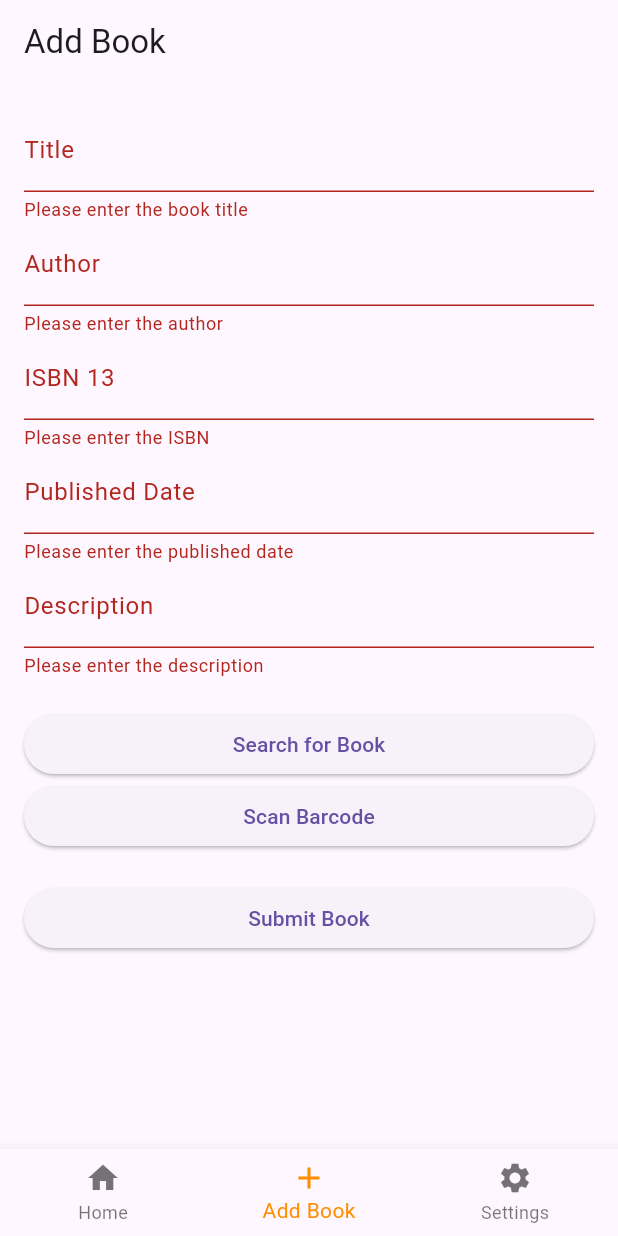
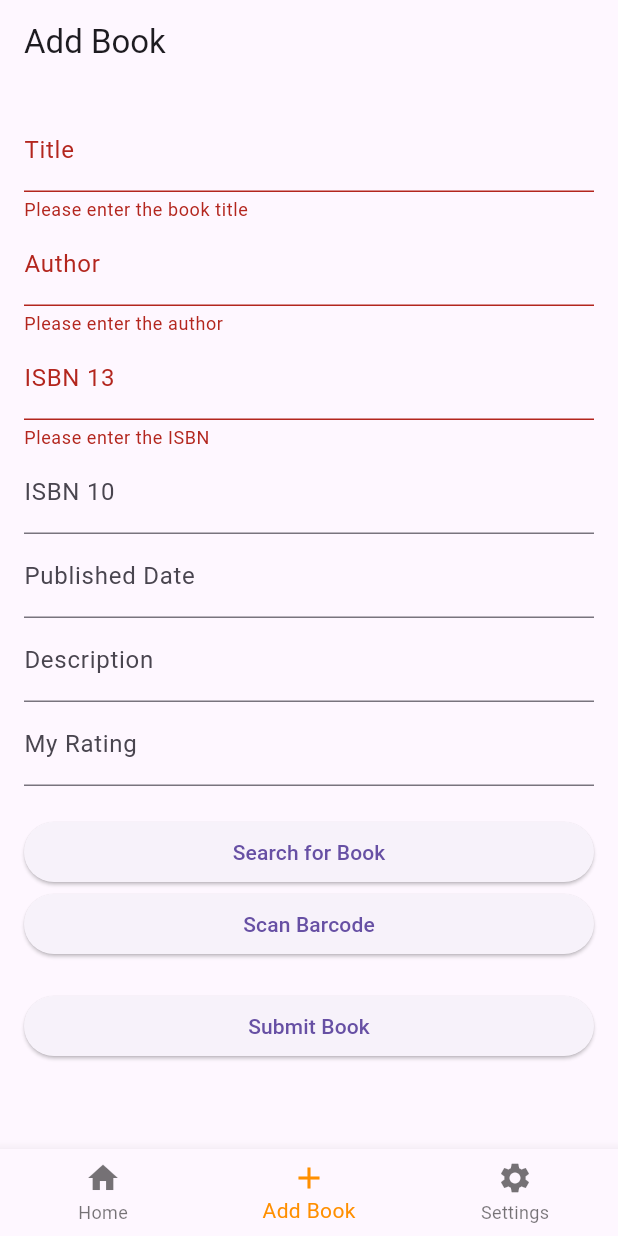
Before and after one commit to shnz99/flutter-library-app, a Flutter app: the screen it shows after launch, item 2 of the bottom bar chosen, after a tap on "Submit Book", on a phone screen of 412 x 824 dp. Run offline on Flutter 3.47's test engine with Material 3 defaults, Android fonts, the phone set to English and light mode, and no system bars; our stand-ins replace flutter_rating_bar, get_it, sqflite; missing offline and left inert: barcode_scan2; accounts and stored records are empty.

Commit message:
Add ISBN-10 and rating fields (#35)
Add support for ISBN 10, average rating, and non-required fields for
book details.

* **lib/models/book.dart**
  - Add `isbn10` and `myRating` fields to `Book` class.
- Update `Book.fromJson` and `Book.toJson` to handle `isbn10` and
`myRating`.

* **lib/screens/add_book_screen.dart**
  - Add `isbn10` and `myRating` fields to the form.
  - Update `_searchForBook` to handle `isbn10`.
  - Update `_addBook` to include `isbn10` and `myRating`.

* **lib/screens/book_details_screen.dart**
  - Display `averageRating` if available.

* **lib/services/book_service.dart**
  - Add `isbn10` and `myRating` fields to database schema.
- Update `addBook` and `updateBook` to include `isbn10` and `myRating`.
  - Update `searchBookByNameOrISBN` to handle `isbn10`.

```diff
--- a/lib/models/book.dart
+++ b/lib/models/book.dart
@@ -2,17 +2,23 @@ class Book {
   String title;
   String author;
   String isbn;
+  String? isbn10;
   String? imageUrl;
   int? publishedDate;
   String? description;
+  double? myRating;
+  double? averageRating;
 
   Book({
     required this.title,
     required this.author,
     required this.isbn,
+    this.isbn10,
     this.imageUrl,
     this.publishedDate,
     this.description,
+    this.myRating,
+    this.averageRating,
   });
 
   factory Book.fromJson(Map<String, dynamic> json) {
@@ -21,9 +27,13 @@ class Book {
       author: json['author'],
       isbn: (json['industryIdentifiers'] as List<dynamic>?)
           ?.firstWhere((id) => id['type'] == 'ISBN_13', orElse: () => null)?['identifier'] ?? '',
+      isbn10: (json['industryIdentifiers'] as List<dynamic>?)
+          ?.firstWhere((id) => id['type'] == 'ISBN_10', orElse: () => null)?['identifier'] ?? '',
       imageUrl: json['imageUrl'],
       publishedDate: json['publishedDate'],
       description: json['description'],
+      myRating: json['myRating']?.toDouble(),
+      averageRating: json['averageRating']?.toDouble(),
     );
   }
 
@@ -32,14 +42,17 @@ class Book {
       'title': title,
       'author': author,
       'isbn': isbn,
+      'isbn10': isbn10,
       'imageUrl': imageUrl,
       'publishedDate': publishedDate,
       'description': description,
+      'myRating': myRating,
+      'averageRating': averageRating,
     };
   }
 
   @override
   String toString() {
-    return 'Book{title: $title, author: $author, isbn: $isbn, imageUrl: $imageUrl, publishedDate: $publishedDate, description: $description}';
+    return 'Book{title: $title, author: $author, isbn: $isbn, isbn10: $isbn10, imageUrl: $imageUrl, publishedDate: $publishedDate, description: $description, myRating: $myRating, averageRating: $averageRating}';
   }
 }
--- a/lib/screens/add_book_screen.dart
+++ b/lib/screens/add_book_screen.dart
@@ -5,6 +5,7 @@ import 'package:barcode_scan2/barcode_scan2.dart';
 import 'package:http/http.dart' as http;
 import 'dart:convert';
 import 'package:get_it/get_it.dart';
+import 'package:flutter_rating_bar/flutter_rating_bar.dart';
 
 class AddBookScreen extends StatefulWidget {
   const AddBookScreen({super.key});
@@ -18,8 +19,10 @@ class _AddBookScreenState extends State<AddBookScreen> {
   final _titleController = TextEditingController();
   final _authorController = TextEditingController();
   final _isbnController = TextEditingController();
+  final _isbn10Controller = TextEditingController();
   final _publishedDateController = TextEditingController();
   final _descriptionController = TextEditingController();
+  final _myRatingController = TextEditingController();
   final BookService _bookService = GetIt.I<BookService>();
 
   @override
@@ -27,8 +30,10 @@ class _AddBookScreenState extends State<AddBookScreen> {
     _titleController.dispose();
     _authorController.dispose();
     _isbnController.dispose();
+    _isbn10Controller.dispose();
     _publishedDateController.dispose();
     _descriptionController.dispose();
+    _myRatingController.dispose();
     super.dispose();
   }
 
@@ -50,6 +55,7 @@ class _AddBookScreenState extends State<AddBookScreen> {
           _titleController.text = bookData['title'] ?? '';
           _authorController.text = bookData['authors']?.join(', ') ?? '';
           _isbnController.text = bookData['industryIdentifiers']?.firstWhere((id) => id['type'] == 'ISBN_13', orElse: () => null)?['identifier'] ?? '';
+          _isbn10Controller.text = bookData['industryIdentifiers']?.firstWhere((id) => id['type'] == 'ISBN_10', orElse: () => null)?['identifier'] ?? '';
           _publishedDateController.text = bookData['publishedDate']?.split('-')?.first ?? '';
           _descriptionController.text = bookData['description'] ?? '';
         });
@@ -100,8 +106,10 @@ class _AddBookScreenState extends State<AddBookScreen> {
         title: _titleController.text,
         author: _authorController.text,
         isbn: _isbnController.text,
+        isbn10: _isbn10Controller.text,
         publishedDate: int.tryParse(_publishedDateController.text),
         description: _descriptionController.text,
+        myRating: double.tryParse(_myRatingController.text),
       );
       try {
         await _bookService.addBook(book);
@@ -120,6 +128,7 @@ class _AddBookScreenState extends State<AddBookScreen> {
       ),
       body: Padding(
         padding: const EdgeInsets.all(16.0),
+        child: SingleChildScrollView(
           child: Form(
             key: _formKey,
             child: Column(
@@ -155,24 +164,20 @@ class _AddBookScreenState extends State<AddBookScreen> {
                   },
                 ),
                 TextFormField(
+                  controller: _isbn10Controller,
+                  decoration: InputDecoration(labelText: 'ISBN 10'),
+                ),
+                TextFormField(
                   controller: _publishedDateController,
                   decoration: InputDecoration(labelText: 'Published Date'),
-                validator: (value) {
-                  if (value?.isEmpty ?? true) {
-                    return 'Please enter the published date';
-                  }
-                  return null;
-                },
                 ),
                 TextFormField(
                   controller: _descriptionController,
                   decoration: InputDecoration(labelText: 'Description'),
-                validator: (value) {
-                  if (value?.isEmpty ?? true) {
-                    return 'Please enter the description';
-                  }
-                  return null;
-                },
+                ),
+                TextFormField(
+                  controller: _myRatingController,
+                  decoration: InputDecoration(labelText: 'My Rating'),
                 ),
                 SizedBox(height: 20),
                 Row(
@@ -210,6 +215,7 @@ class _AddBookScreenState extends State<AddBookScreen> {
             ),
           ),
         ),
+      ),
     );
   }
 }
--- a/lib/services/book_service.dart
+++ b/lib/services/book_service.dart
@@ -27,7 +27,7 @@ class BookService {
       join(await getDatabasesPath(), 'books_database.db'),
       onCreate: (db, version) {
         return db.execute(
-          'CREATE TABLE $_booksTable(isbn TEXT PRIMARY KEY, title TEXT, author TEXT, imageUrl TEXT, publishedDate INTEGER, description TEXT)',
+          'CREATE TABLE $_booksTable(isbn TEXT PRIMARY KEY, title TEXT, author TEXT, imageUrl TEXT, publishedDate INTEGER, description TEXT, isbn10 TEXT, myRating REAL, averageRating REAL)',
         );
       },
       version: 1,
@@ -71,9 +71,12 @@ class BookService {
         title: maps[i]['title'],
         author: maps[i]['author'],
         isbn: maps[i]['isbn'],
+        isbn10: maps[i]['isbn10'],
         imageUrl: maps[i]['imageUrl'],
         publishedDate: maps[i]['publishedDate'],
         description: maps[i]['description'],
+        myRating: maps[i]['myRating']?.toDouble(),
+        averageRating: maps[i]['averageRating']?.toDouble(),
       );
     });
   }
@@ -117,8 +120,10 @@ class BookService {
           title: bookData['title'] ?? '',
           author: bookData['authors']?.join(', ') ?? '',
           isbn: bookData['industryIdentifiers']?.firstWhere((id) => id['type'] == 'ISBN_13', orElse: () => null)?['identifier'] ?? '',
+          isbn10: bookData['industryIdentifiers']?.firstWhere((id) => id['type'] == 'ISBN_10', orElse: () => null)?['identifier'] ?? '',
           publishedDate: int.tryParse(bookData['publishedDate']?.split('-')?.first ?? ''),
           description: bookData['description'] ?? '',
+          averageRating: bookData['averageRating']?.toDouble(),
         );
       }
     }
```
Also changed, not shown: lib/screens/book_details_screen.dart (+7 -2 lines). Lines whose indentation alone changed are shown as unchanged.
